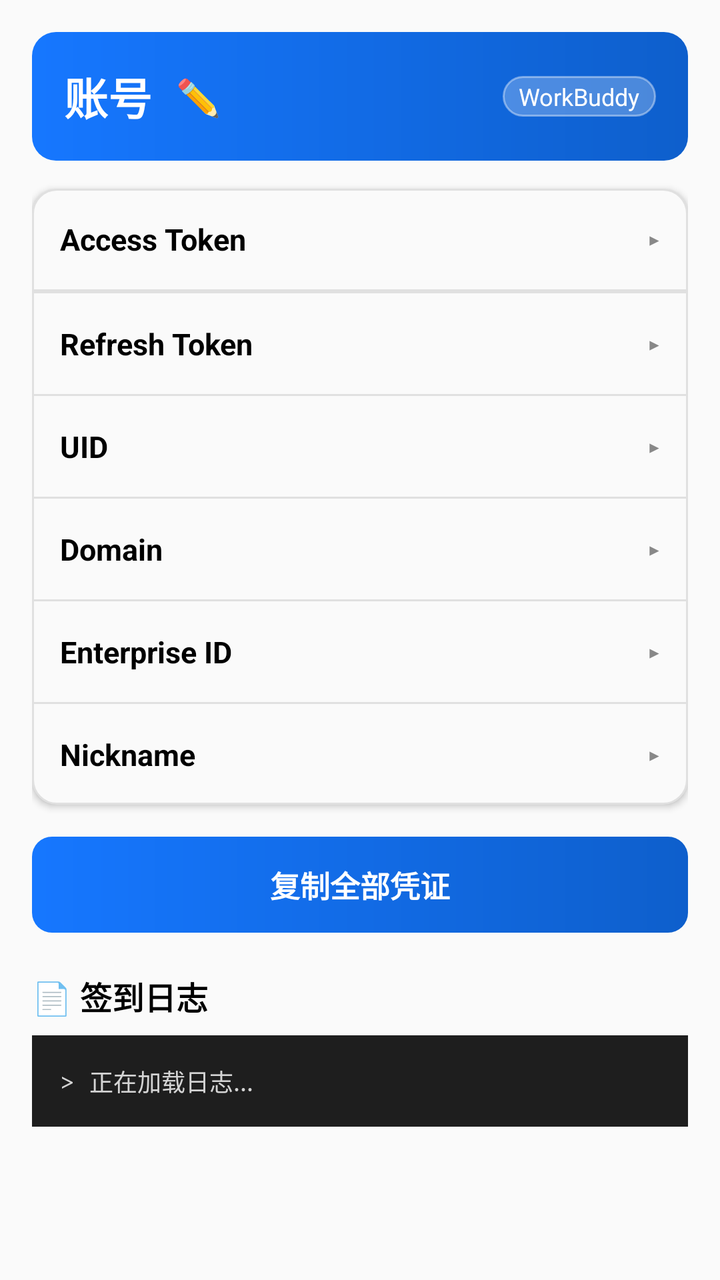
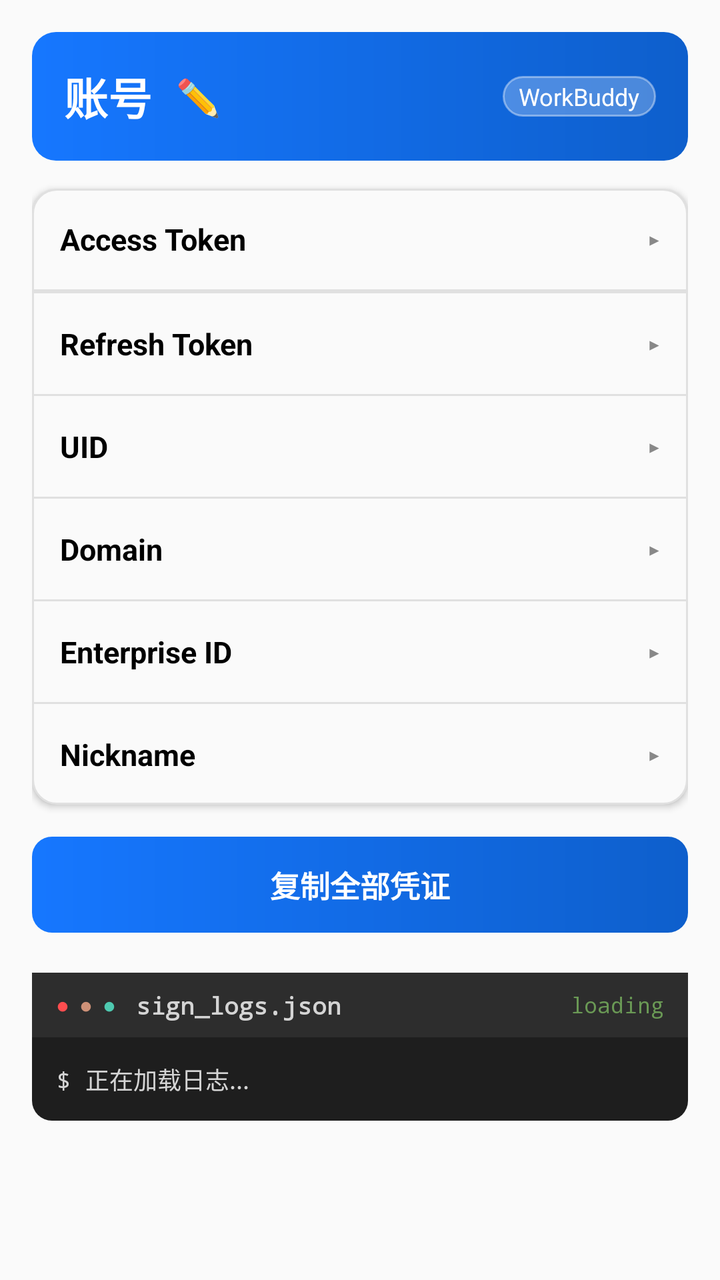

Before-and-after screenshots of an Android layout around one commit, followed by the original layout XML and the change that was made.
<!-- AndroidManifest.xml: application theme Theme.SignApp -->
<!-- res/layout/activity_workbuddy_account_detail.xml -->
<?xml version="1.0" encoding="utf-8"?>
<ScrollView xmlns:android="http://schemas.android.com/apk/res/android"
    android:layout_width="match_parent"
    android:layout_height="match_parent"
    android:background="@color/card_bg"
    android:fillViewport="true">

    <LinearLayout
        android:layout_width="match_parent"
        android:layout_height="wrap_content"
        android:orientation="vertical"
        android:padding="16dp">

        
        <LinearLayout
            android:layout_width="match_parent"
            android:layout_height="wrap_content"
            android:orientation="horizontal"
            android:gravity="center_vertical"
            android:background="@drawable/bg_header_gradient"
            android:padding="16dp"
            android:paddingBottom="18dp">

            <TextView
                android:id="@+id/tvWbDetailLabel"
                android:layout_width="wrap_content"
                android:layout_height="wrap_content"
                android:text="账号"
                android:textColor="@color/white"
                android:textSize="22sp"
                android:textStyle="bold" />

            
            <TextView
                android:id="@+id/btnWbRenameIcon"
                android:layout_width="wrap_content"
                android:layout_height="wrap_content"
                android:layout_marginStart="8dp"
                android:padding="4dp"
                android:background="?attr/selectableItemBackgroundBorderless"
                android:text="✏️"
                android:textColor="@color/white"
                android:textSize="18sp"
                android:contentDescription="重命名账号" />

            
            <View
                android:layout_width="0dp"
                android:layout_height="1dp"
                android:layout_weight="1" />

            <TextView
                android:layout_width="wrap_content"
                android:layout_height="wrap_content"
                android:background="@drawable/bg_badge"
                android:paddingLeft="8dp"
                android:paddingRight="8dp"
                android:paddingTop="2dp"
                android:paddingBottom="2dp"
                android:text="WorkBuddy"
                android:textColor="@color/white"
                android:textSize="12sp" />
        </LinearLayout>

        
        <LinearLayout
            android:layout_width="match_parent"
            android:layout_height="wrap_content"
            android:orientation="vertical"
            android:layout_marginTop="14dp"
            android:background="@drawable/bg_card"
            android:elevation="2dp">

            
            <LinearLayout
                android:id="@+id/headerWbAccess"
                android:layout_width="match_parent"
                android:layout_height="wrap_content"
                android:orientation="horizontal"
                android:gravity="center_vertical"
                android:padding="14dp"
                android:clickable="true"
                android:focusable="true">

                <TextView
                    android:layout_width="0dp"
                    android:layout_height="wrap_content"
                    android:layout_weight="1"
                    android:text="Access Token"
                    android:textColor="@color/black"
                    android:textSize="15sp"
                    android:textStyle="bold" />

                <TextView
                    android:id="@+id/iconWbAccess"
                    android:layout_width="wrap_content"
                    android:layout_height="wrap_content"
                    android:text="▸"
                    android:textColor="@color/gray"
                    android:textSize="16sp" />
            </LinearLayout>
            <View
                android:layout_width="match_parent"
                android:layout_height="1dp"
                android:background="@color/divider" />

            <TextView
                android:id="@+id/tvWbAccessToken"
                android:layout_width="match_parent"
                android:layout_height="wrap_content"
                android:padding="14dp"
                android:background="@color/card_bg"
                android:fontFamily="monospace"
                android:gravity="center_vertical"
                android:textIsSelectable="true"
                android:textColor="@color/primary_dark"
                android:textSize="12sp"
                android:visibility="gone" />

            <View
                android:layout_width="match_parent"
                android:layout_height="1dp"
                android:background="@color/divider" />

            
            <LinearLayout
                android:id="@+id/headerWbRefresh"
                android:layout_width="match_parent"
                android:layout_height="wrap_content"
                android:orientation="horizontal"
                android:gravity="center_vertical"
                android:padding="14dp"
                android:clickable="true"
                android:focusable="true">

                <TextView
                    android:layout_width="0dp"
                    android:layout_height="wrap_content"
                    android:layout_weight="1"
                    android:text="Refresh Token"
                    android:textColor="@color/black"
                    android:textSize="15sp"
                    android:textStyle="bold" />

                <TextView
                    android:id="@+id/iconWbRefresh"
                    android:layout_width="wrap_content"
                    android:layout_height="wrap_content"
                    android:text="▸"
                    android:textColor="@color/gray"
                    android:textSize="16sp" />
            </LinearLayout>

            <TextView
                android:id="@+id/tvWbRefreshToken"
                android:layout_width="match_parent"
                android:layout_height="wrap_content"
                android:padding="14dp"
                android:background="@color/card_bg"
                android:fontFamily="monospace"
                android:gravity="center_vertical"
                android:textIsSelectable="true"
                android:textColor="@color/primary_dark"
                android:textSize="12sp"
                android:visibility="gone" />

            <View
                android:layout_width="match_parent"
                android:layout_height="1dp"
                android:background="@color/divider" />

            
            <LinearLayout
                android:id="@+id/headerWbUid"
                android:layout_width="match_parent"
                android:layout_height="wrap_content"
                android:orientation="horizontal"
                android:gravity="center_vertical"
                android:padding="14dp"
                android:clickable="true"
                android:focusable="true">

                <TextView
                    android:layout_width="0dp"
                    android:layout_height="wrap_content"
                    android:layout_weight="1"
                    android:text="UID"
                    android:textColor="@color/black"
                    android:textSize="15sp"
                    android:textStyle="bold" />

                <TextView
                    android:id="@+id/iconWbUid"
                    android:layout_width="wrap_content"
                    android:layout_height="wrap_content"
                    android:text="▸"
                    android:textColor="@color/gray"
                    android:textSize="16sp" />
            </LinearLayout>

            <TextView
                android:id="@+id/tvWbUid"
                android:layout_width="match_parent"
                android:layout_height="wrap_content"
                android:padding="14dp"
                android:background="@color/card_bg"
                android:fontFamily="monospace"
                android:gravity="center_vertical"
                android:textIsSelectable="true"
                android:textColor="@color/primary_dark"
                android:textSize="12sp"
                android:visibility="gone" />

            <View
                android:layout_width="match_parent"
                android:layout_height="1dp"
                android:background="@color/divider" />

            
            <LinearLayout
                android:id="@+id/headerWbDomain"
                android:layout_width="match_parent"
                android:layout_height="wrap_content"
                android:orientation="horizontal"
                android:gravity="center_vertical"
                android:padding="14dp"
                android:clickable="true"
                android:focusable="true">

                <TextView
                    android:layout_width="0dp"
                    android:layout_height="wrap_content"
                    android:layout_weight="1"
                    android:text="Domain"
                    android:textColor="@color/black"
                    android:textSize="15sp"
                    android:textStyle="bold" />

                <TextView
                    android:id="@+id/iconWbDomain"
                    android:layout_width="wrap_content"
                    android:layout_height="wrap_content"
                    android:text="▸"
                    android:textColor="@color/gray"
                    android:textSize="16sp" />
            </LinearLayout>

            <TextView
                android:id="@+id/tvWbDomain"
                android:layout_width="match_parent"
                android:layout_height="wrap_content"
                android:padding="14dp"
                android:background="@color/card_bg"
                android:fontFamily="monospace"
                android:gravity="center_vertical"
                android:textIsSelectable="true"
                android:textColor="@color/primary_dark"
                android:textSize="12sp"
                android:visibility="gone" />

            <View
                android:layout_width="match_parent"
                android:layout_height="1dp"
                android:background="@color/divider" />

            
            <LinearLayout
                android:id="@+id/headerWbEnterprise"
                android:layout_width="match_parent"
                android:layout_height="wrap_content"
                android:orientation="horizontal"
                android:gravity="center_vertical"
                android:padding="14dp"
                android:clickable="true"
                android:focusable="true">

                <TextView
                    android:layout_width="0dp"
                    android:layout_height="wrap_content"
                    android:layout_weight="1"
                    android:text="Enterprise ID"
                    android:textColor="@color/black"
                    android:textSize="15sp"
                    android:textStyle="bold" />

                <TextView
                    android:id="@+id/iconWbEnterprise"
                    android:layout_width="wrap_content"
                    android:layout_height="wrap_content"
                    android:text="▸"
                    android:textColor="@color/gray"
                    android:textSize="16sp" />
            </LinearLayout>

            <TextView
                android:id="@+id/tvWbEnterprise"
                android:layout_width="match_parent"
                android:layout_height="wrap_content"
                android:padding="14dp"
                android:background="@color/card_bg"
                android:fontFamily="monospace"
                android:gravity="center_vertical"
                android:textIsSelectable="true"
                android:textColor="@color/primary_dark"
                android:textSize="12sp"
                android:visibility="gone" />

            <View
                android:layout_width="match_parent"
                android:layout_height="1dp"
                android:background="@color/divider" />

            
            <LinearLayout
                android:id="@+id/headerWbNickname"
                android:layout_width="match_parent"
                android:layout_height="wrap_content"
                android:orientation="horizontal"
                android:gravity="center_vertical"
                android:padding="14dp"
                android:clickable="true"
                android:focusable="true">

                <TextView
                    android:layout_width="0dp"
                    android:layout_height="wrap_content"
                    android:layout_weight="1"
                    android:text="Nickname"
                    android:textColor="@color/black"
                    android:textSize="15sp"
                    android:textStyle="bold" />

                <TextView
                    android:id="@+id/iconWbNickname"
                    android:layout_width="wrap_content"
                    android:layout_height="wrap_content"
                    android:text="▸"
                    android:textColor="@color/gray"
                    android:textSize="16sp" />
            </LinearLayout>

            <TextView
                android:id="@+id/tvWbNickname"
                android:layout_width="match_parent"
                android:layout_height="wrap_content"
                android:padding="14dp"
                android:background="@color/card_bg"
                android:fontFamily="monospace"
                android:gravity="center_vertical"
                android:textIsSelectable="true"
                android:textColor="@color/primary_dark"
                android:textSize="12sp"
                android:visibility="gone" />
        </LinearLayout>

        
        <TextView
            android:id="@+id/btnWbCopyAll"
            android:layout_width="match_parent"
            android:layout_height="wrap_content"
            android:layout_marginTop="16dp"
            android:background="@drawable/bg_btn"
            android:gravity="center"
            android:padding="13dp"
            android:text="复制全部凭证"
            android:textColor="@color/white"
            android:textSize="15sp"
            android:textStyle="bold" />

        
        <TextView
            android:layout_width="match_parent"
            android:layout_height="wrap_content"
            android:layout_marginTop="20dp"
            android:text="📄 签到日志"
            android:textColor="@color/black"
            android:textSize="16sp"
            android:textStyle="bold" />

        <TextView
            android:id="@+id/tvWbLogs"
            android:layout_width="match_parent"
            android:layout_height="wrap_content"
            android:layout_marginTop="8dp"
            android:background="@color/terminal_bg"
            android:padding="14dp"
            android:text="> 正在加载日志..."
            android:textColor="@color/terminal_white"
            android:textSize="12sp"
            android:fontFamily="monospace"
            android:lineSpacingExtra="4dp" />
    </LinearLayout>
</ScrollView>
<!-- resources referenced by this layout -->
<resources>
  <color name="black">#000000</color>
  <color name="card_bg">#FAFAFA</color>
  <color name="divider">#E0E0E0</color>
  <color name="gray">#888888</color>
  <color name="primary_dark">#0E5FCC</color>
  <color name="terminal_bg">#1E1E1E</color>
  <color name="terminal_white">#D4D4D4</color>
  <color name="white">#FFFFFF</color>
  <!-- drawable bg_badge (drawable) -->
  <?xml version="1.0" encoding="utf-8"?>
  <shape xmlns:android="http://schemas.android.com/apk/res/android">
      <solid android:color="#40FFFFFF" />
      <corners android:radius="999dp" />
      <stroke android:width="1dp" android:color="#66FFFFFF" />
  </shape>
  <!-- drawable bg_btn (drawable) -->
  <?xml version="1.0" encoding="utf-8"?>
  <shape xmlns:android="http://schemas.android.com/apk/res/android">
      <gradient
          android:angle="0"
          android:startColor="#1677FF"
          android:endColor="#0E5FCC" />
      <corners android:radius="10dp" />
  </shape>
  <!-- drawable bg_card (drawable) -->
  <?xml version="1.0" encoding="utf-8"?>
  <shape xmlns:android="http://schemas.android.com/apk/res/android">
      <solid android:color="@color/card_bg" />
      <corners android:radius="12dp" />
      <stroke android:width="1dp" android:color="@color/divider" />
  </shape>
  <!-- drawable bg_header_gradient (drawable) -->
  <?xml version="1.0" encoding="utf-8"?>
  <shape xmlns:android="http://schemas.android.com/apk/res/android">
      <gradient
          android:angle="0"
          android:startColor="#1677FF"
          android:endColor="#0E5FCC" />
      <corners android:radius="12dp" />
  </shape>
  <style name="Theme.SignApp" parent="Theme.MaterialComponents.DayNight.NoActionBar">
          <item name="colorPrimary">@color/primary</item>
          <item name="colorPrimaryVariant">@color/primary_dark</item>
          <item name="colorOnPrimary">@color/white</item>
          <item name="android:statusBarColor">@color/primary</item>
          <item name="android:windowBackground">@color/white</item>
      </style>
  <color name="primary">#1677FF</color>
</resources>

<!-- the commit's change to res/layout/activity_workbuddy_account_detail.xml (unified diff, before → after) -->
@@ -368,26 +368,87 @@
             android:textStyle="bold" />
 
         
-        <TextView
+        <LinearLayout
             android:layout_width="match_parent"
             android:layout_height="wrap_content"
             android:layout_marginTop="20dp"
-            android:text="📄 签到日志"
-            android:textColor="@color/black"
-            android:textSize="16sp"
-            android:textStyle="bold" />
-
-        <TextView
-            android:id="@+id/tvWbLogs"
-            android:layout_width="match_parent"
-            android:layout_height="wrap_content"
-            android:layout_marginTop="8dp"
-            android:background="@color/terminal_bg"
-            android:padding="14dp"
-            android:text="> 正在加载日志..."
-            android:textColor="@color/terminal_white"
-            android:textSize="12sp"
-            android:fontFamily="monospace"
-            android:lineSpacingExtra="4dp" />
+            android:orientation="vertical"
+            android:background="@drawable/bg_terminal_window">
+
+            
+            <LinearLayout
+                android:layout_width="match_parent"
+                android:layout_height="wrap_content"
+                android:orientation="horizontal"
+                android:gravity="center_vertical"
+                android:background="#2D2D2D"
+                android:paddingLeft="12dp"
+                android:paddingRight="12dp"
+                android:paddingTop="8dp"
+                android:paddingBottom="8dp">
+
+                <TextView
+                    android:layout_width="wrap_content"
+                    android:layout_height="wrap_content"
+                    android:text="●"
+                    android:textColor="@color/error_red"
+                    android:textSize="11sp" />
+
+                <TextView
+                    android:layout_width="wrap_content"
+                    android:layout_height="wrap_content"
+                    android:layout_marginStart="5dp"
+                    android:text="●"
+                    android:textColor="@color/terminal_orange"
+                    android:textSize="11sp" />
+
+                <TextView
+                    android:layout_width="wrap_content"
+                    android:layout_height="wrap_content"
+                    android:layout_marginStart="5dp"
+                    android:text="●"
+                    android:textColor="@color/terminal_green"
+                    android:textSize="11sp" />
+
+                <TextView
+                    android:layout_width="wrap_content"
+                    android:layout_height="wrap_content"
+                    android:layout_marginStart="10dp"
+                    android:text="sign_logs.json"
+                    android:textColor="#D4D4D4"
+                    android:textSize="12sp"
+                    android:fontFamily="monospace"
+                    android:textStyle="bold" />
+
+                <TextView
+                    android:id="@+id/tvWbLogsMode"
+                    android:layout_width="0dp"
+                    android:layout_height="wrap_content"
+                    android:layout_weight="1"
+                    android:gravity="end"
+                    android:text="loading"
+                    android:textColor="#6A9955"
+                    android:textSize="11sp"
+                    android:fontFamily="monospace" />
+            </LinearLayout>
+
+            
+            <ScrollView
+                android:layout_width="match_parent"
+                android:layout_height="wrap_content"
+                android:maxHeight="260dp">
+
+                <TextView
+                    android:id="@+id/tvWbLogs"
+                    android:layout_width="match_parent"
+                    android:layout_height="wrap_content"
+                    android:padding="12dp"
+                    android:text="$ 正在加载日志..."
+                    android:textColor="@color/terminal_white"
+                    android:textSize="12sp"
+                    android:fontFamily="monospace"
+                    android:lineSpacingExtra="4dp" />
+            </ScrollView>
+        </LinearLayout>
     </LinearLayout>
 </ScrollView>
<!-- resource entries referenced after the edit -->
@@ -3,9 +3,11 @@
   <color name="black">#000000</color>
   <color name="card_bg">#FAFAFA</color>
   <color name="divider">#E0E0E0</color>
+  <color name="error_red">#FF4D4F</color>
   <color name="gray">#888888</color>
   <color name="primary_dark">#0E5FCC</color>
-  <color name="terminal_bg">#1E1E1E</color>
+  <color name="terminal_green">#4EC9B0</color>
+  <color name="terminal_orange">#CE9178</color>
   <color name="terminal_white">#D4D4D4</color>
   <color name="white">#FFFFFF</color>
   <!-- drawable bg_badge (drawable) -->
@@ -40,6 +42,13 @@
           android:endColor="#0E5FCC" />
       <corners android:radius="12dp" />
   </shape>
+  <!-- drawable bg_terminal_window (drawable) -->
+  <?xml version="1.0" encoding="utf-8"?>
+  <shape xmlns:android="http://schemas.android.com/apk/res/android"
+      android:shape="rectangle">
+      <solid android:color="#1E1E1E" />
+      <corners android:radius="10dp" />
+  </shape>
   <style name="Theme.SignApp" parent="Theme.MaterialComponents.DayNight.NoActionBar">
           <item name="colorPrimary">@color/primary</item>
           <item name="colorPrimaryVariant">@color/primary_dark</item>
